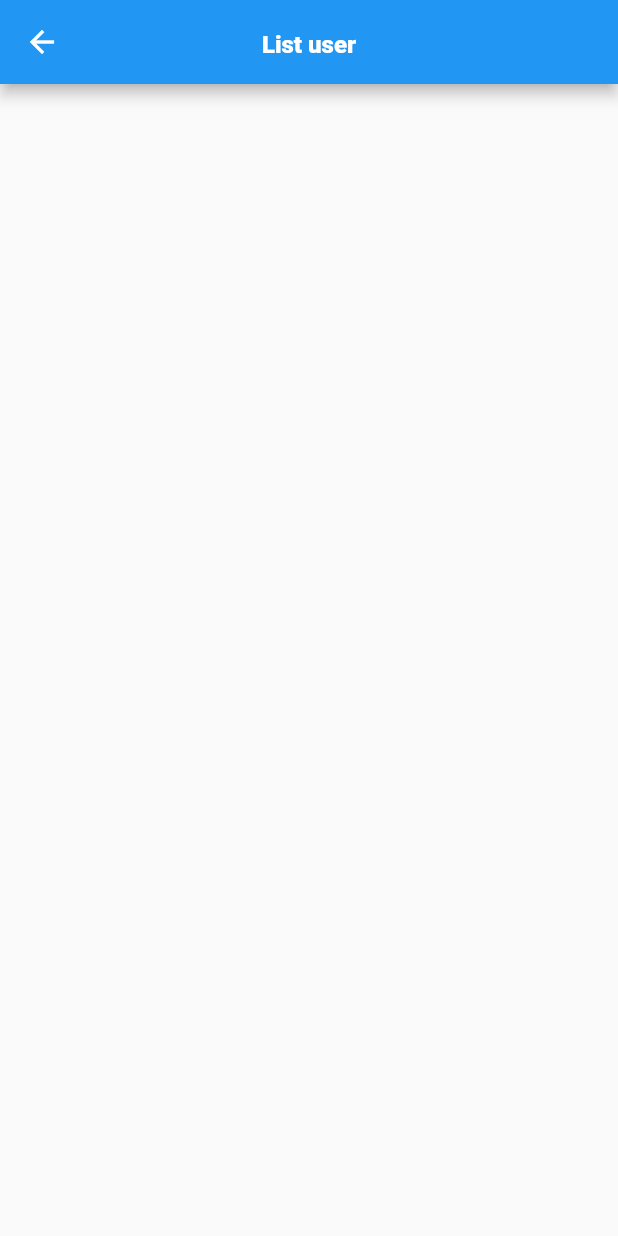
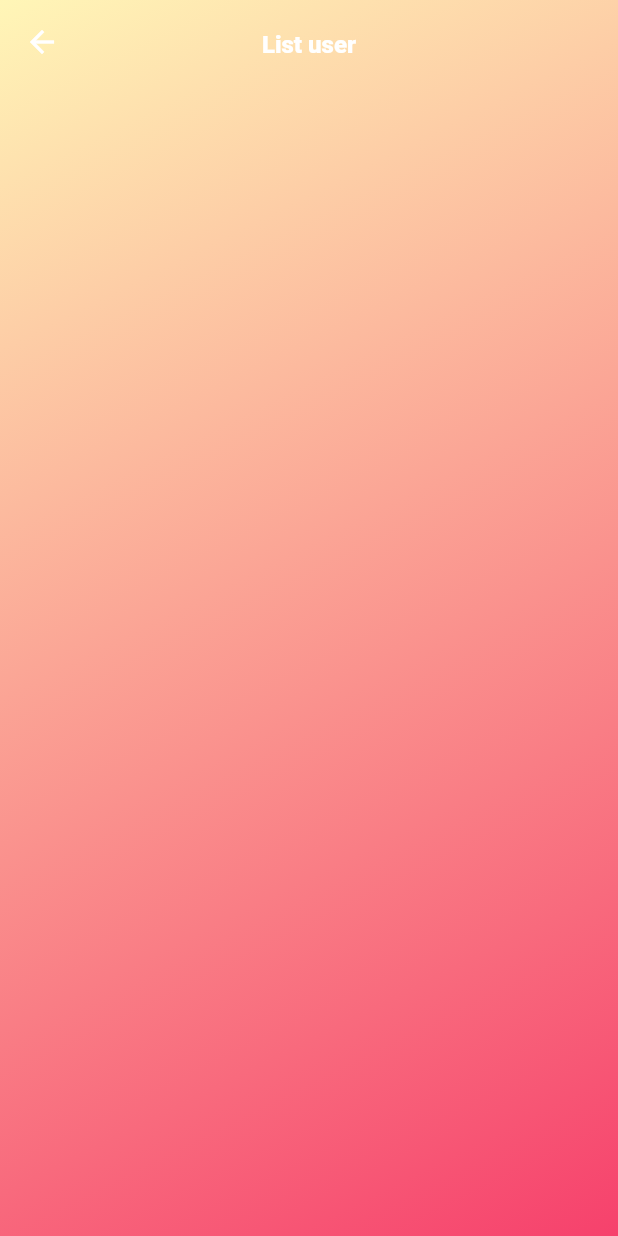
Before and after one commit to tvc12/friendly_chat, a Flutter app: the UserScreen screen opened directly, on a phone screen of 412 x 824 dp. Run offline on Flutter 3.47's test engine with Material 2 defaults, Android fonts, the phone set to English and light mode, and no system bars; our stand-ins replace bloc, cloud_firestore, dio, equatable, firebase_auth, firebase_crashlytics and 5 more; accounts and stored records are empty; Roboto replaces fonts that are missing (HarmoniaSansProCyr); statements that could not run were skipped.

```diff
--- a/lib/listing_user/user_screen.dart
+++ b/lib/listing_user/user_screen.dart
@@ -14,7 +14,6 @@ class UserScreen extends StatelessWidget {
     return Stack(
       children: <Widget>[
         Container(
-          height: 56,
           decoration: BoxDecoration(
             gradient: LinearGradient(
               colors: <Color>[
@@ -28,7 +27,10 @@ class UserScreen extends StatelessWidget {
           ),
         ),
         Scaffold(
+          backgroundColor: Colors.transparent,
           appBar: AppBar(
+            backgroundColor: Colors.transparent,
+            elevation: 0,
             title: Text(
               'List user',
               style: TTextStyles.black(fontSize: 16, color: TColors.white),
@@ -58,6 +60,7 @@ class UserScreen extends StatelessWidget {
             },
           ),
         ),
+
       ],
     );
   }
```
Also changed, not shown: flutter_02.png (deleted), flutter_03.png (added), 1 other file.
